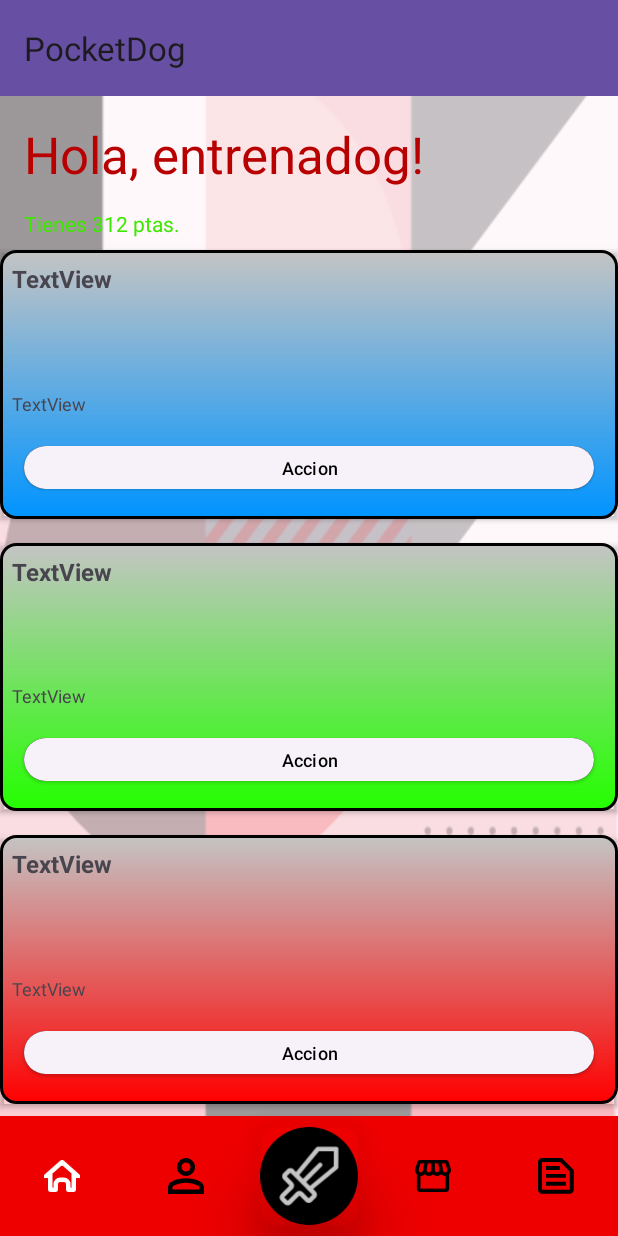
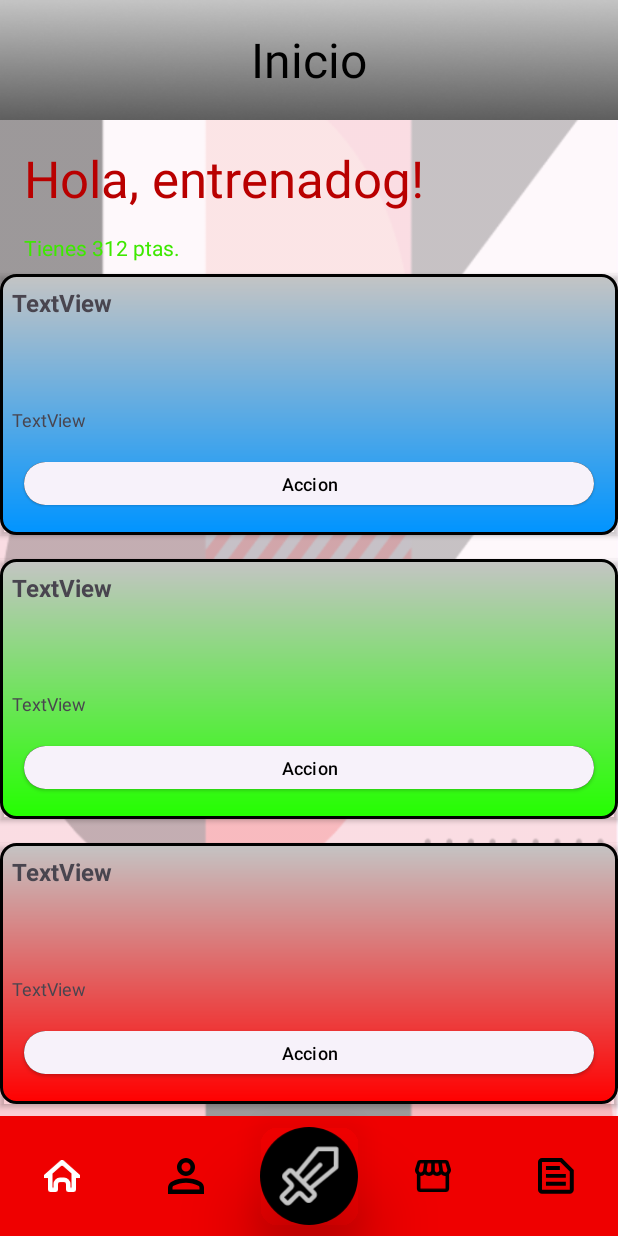
Before and after one commit to juanfran-antonaya-estech/pocketdog, an Android app: the BuscarBatallaFragment screen opened through its navigation route, after a tap on an icon or button, on a phone screen of 412 x 824 dp. Run offline under Robolectric (Android 15) with nearby library versions, the phone set to English and light mode, and no system bars; our stand-ins replace Picasso, Room's generated code, navigation-ui; network calls fail; pictures from the network do not load; 1 statement that could not run was skipped.

Commit message:
Toolbar actualizada

```diff
--- a/app/src/main/java/com/juanfra/pocketdog/ui/MainActivity.kt
+++ b/app/src/main/java/com/juanfra/pocketdog/ui/MainActivity.kt
@@ -28,7 +28,10 @@ class MainActivity : AppCompatActivity() {
         viewModel.loadDoggos()
         menuNavegacion()
         setSupportActionBar(binding.toolbar)
+        supportActionBar?.setDisplayShowTitleEnabled(false)
+        supportActionBar?.setBackgroundDrawable(resources.getDrawable(R.drawable.design_toolbar))
         binding.bottomNavigationView.itemActiveIndicatorColor = null
+
 
         val navHostFragment = supportFragmentManager.findFragmentById(R.id.fcv) as NavHostFragment
         navController = navHostFragment.navController
@@ -71,6 +74,12 @@ class MainActivity : AppCompatActivity() {
 
     }
 
+    // Funcion para cambiar el titulo en cada fragment
+
+    fun setToolbarTitle(title: String) {
+        binding.toolbarTitle.text = title
+    }
+
     private fun menuNavegacion() {
         val bottomNavigationView = binding.bottomNavigationView
         val navHostFragment = supportFragmentManager.findFragmentById(R.id.fcv) as NavHostFragment
--- a/app/src/main/java/com/juanfra/pocketdog/ui/fragment/BuscarBatallaFragment.kt
+++ b/app/src/main/java/com/juanfra/pocketdog/ui/fragment/BuscarBatallaFragment.kt
@@ -13,6 +13,7 @@ import androidx.recyclerview.widget.LinearLayoutManager
 import com.juanfra.pocketdog.R
 import com.juanfra.pocketdog.data.doggos.DogTrio
 import com.juanfra.pocketdog.databinding.FragmentBuscarBatallaBinding
+import com.juanfra.pocketdog.ui.MainActivity
 import com.juanfra.pocketdog.ui.viewmodel.PesetasViewModel
 import kotlinx.coroutines.CoroutineScope
 import kotlinx.coroutines.Dispatchers
@@ -58,6 +59,12 @@ class BuscarBatallaFragment : Fragment() {
         binding.rvBB.layoutManager = layoutManager
     }
 
+    override fun onResume() {
+        super.onResume()
+        // Cambiar el título de la Toolbar
+        (activity as? MainActivity)?.setToolbarTitle("Elegir Batalla")
+    }
+
     companion object {
         lateinit var viewModel: PesetasViewModel
     }
--- a/app/src/main/java/com/juanfra/pocketdog/ui/fragment/InicioFragment.kt
+++ b/app/src/main/java/com/juanfra/pocketdog/ui/fragment/InicioFragment.kt
@@ -8,6 +8,7 @@ import android.view.View
 import android.view.ViewGroup
 import androidx.fragment.app.activityViewModels
 import com.juanfra.pocketdog.R
+import com.juanfra.pocketdog.ui.MainActivity
 import com.juanfra.pocketdog.ui.viewmodel.PesetasViewModel
 
 
@@ -31,5 +32,11 @@ class InicioFragment : Fragment() {
         mediaPlayer.start()
     }
 
+    override fun onResume() {
+        super.onResume()
+        // Cambiar el título de la Toolbar
+        (activity as? MainActivity)?.setToolbarTitle("Inicio")
+    }
+
 
 }
--- a/app/src/main/res/layout/activity_main.xml
+++ b/app/src/main/res/layout/activity_main.xml
@@ -16,7 +16,18 @@
         android:theme="?attr/actionBarTheme"
         app:layout_constraintEnd_toEndOf="parent"
         app:layout_constraintStart_toStartOf="parent"
-        app:layout_constraintTop_toTopOf="parent" />
+        app:layout_constraintTop_toTopOf="parent">
+
+        <TextView
+            android:id="@+id/toolbar_title"
+            android:layout_width="wrap_content"
+            android:layout_height="wrap_content"
+            android:layout_gravity="center"
+            android:text="Inicio"
+            android:textSize="32sp"
+            android:textColor="#000000" />
+
+    </androidx.appcompat.widget.Toolbar>
 
 
     <com.google.android.material.floatingactionbutton.FloatingActionButton
```
Also changed, not shown: app/src/main/java/com/juanfra/pocketdog/ui/fragment/BatallaFragment.kt (+7 -0 lines), app/src/main/java/com/juanfra/pocketdog/ui/fragment/MisPerrosFragment.kt (+7 -0 lines), app/src/main/java/com/juanfra/pocketdog/ui/fragment/RegistroBatallasFragment.kt (+7 -35 lines), app/src/main/java/com/juanfra/pocketdog/ui/fragment/TiendaFragment.kt (+10 -0 lines), app/src/main/res/drawable/gradiente_toolbar.xml (added, +8 -0 lines), app/src/main/res/drawable/design_toolbar.png (added).
